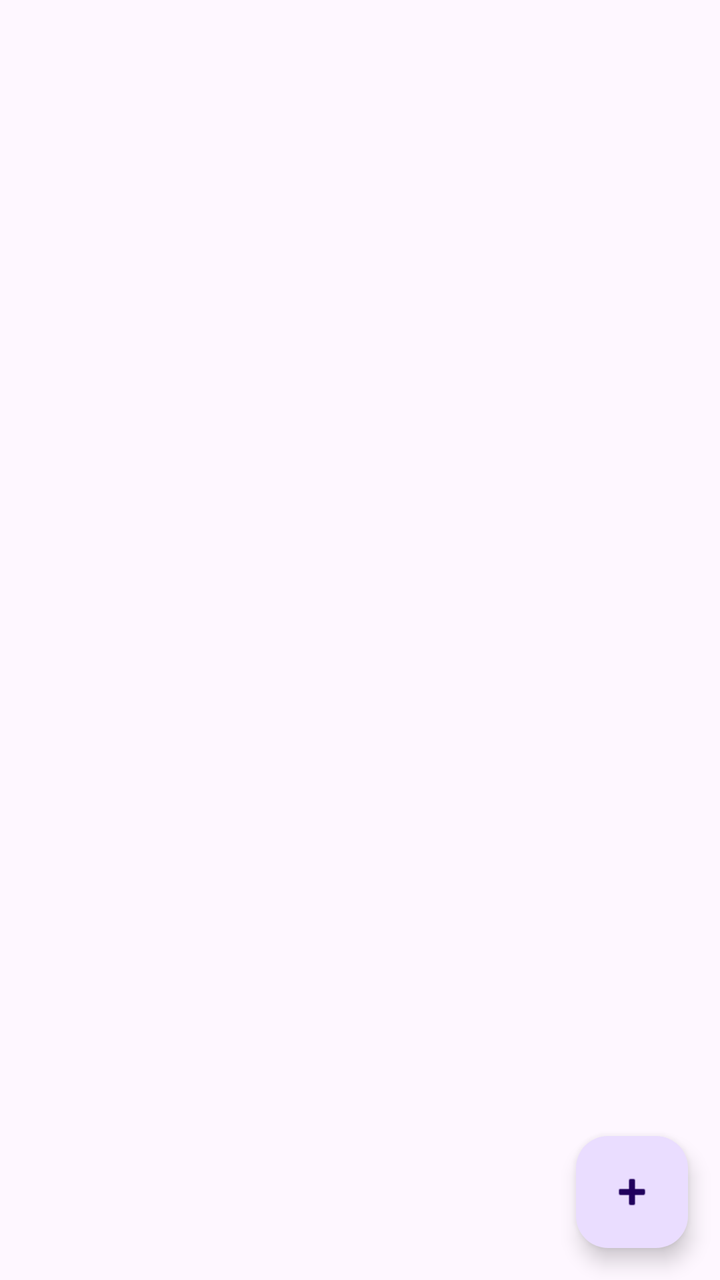
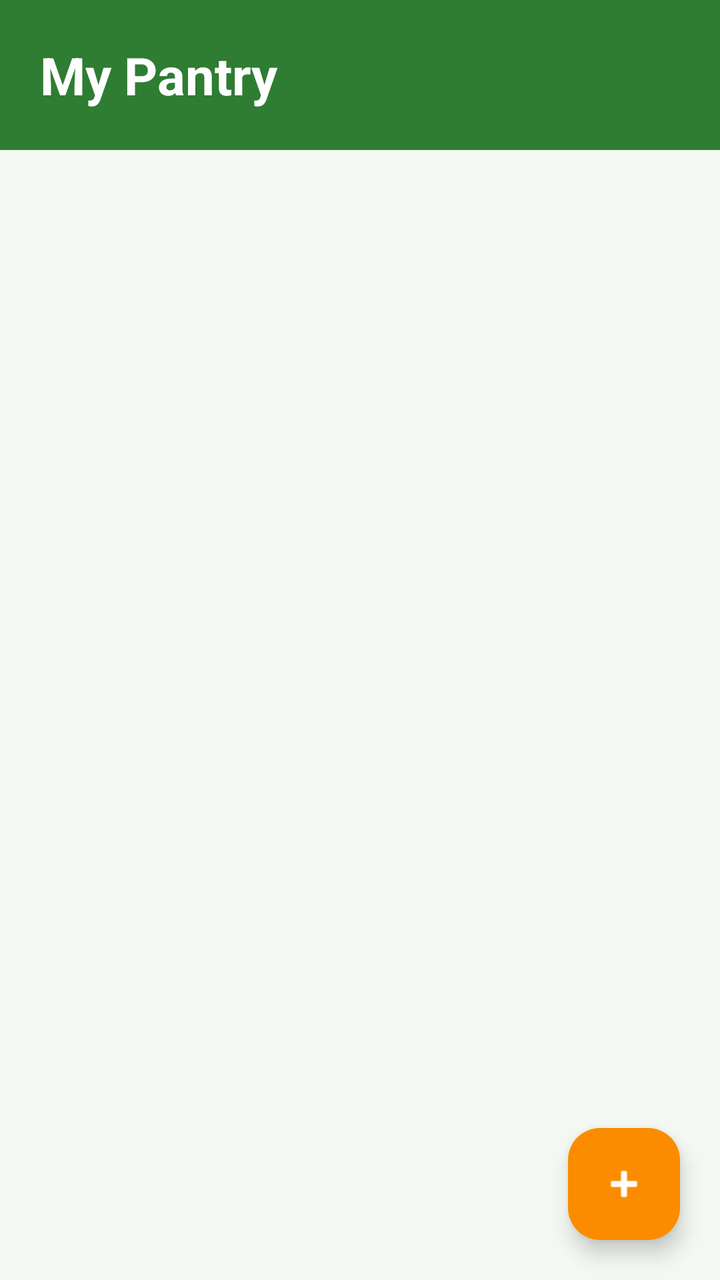

Two renders of the same Android screen: before a commit and after it. Below are the layout's source before the change and the commit's diff.
<!-- AndroidManifest.xml: application theme Theme.SmartPantryManager -->
<!-- res/layout/fragment_pantry.xml -->
<?xml version="1.0" encoding="utf-8"?>
<FrameLayout xmlns:android="http://schemas.android.com/apk/res/android"
    xmlns:app="http://schemas.android.com/apk/res-auto"
    android:layout_width="match_parent"
    android:layout_height="match_parent">

    
    <androidx.recyclerview.widget.RecyclerView
        android:id="@+id/recycler_pantry"
        android:layout_width="match_parent"
        android:layout_height="match_parent"
        android:clipToPadding="false"
        android:paddingBottom="88dp"
        android:paddingTop="8dp" />

    
    <TextView
        android:id="@+id/text_empty"
        android:layout_width="match_parent"
        android:layout_height="wrap_content"
        android:layout_gravity="center"
        android:gravity="center"
        android:padding="32dp"
        android:text="@string/empty_pantry"
        android:textSize="16sp"
        android:visibility="gone" />

    
    <com.google.android.material.floatingactionbutton.FloatingActionButton
        android:id="@+id/fab_add"
        android:layout_width="wrap_content"
        android:layout_height="wrap_content"
        android:layout_gravity="bottom|end"
        android:layout_margin="16dp"
        android:contentDescription="@string/add_ingredient"
        android:src="@android:drawable/ic_input_add" />
</FrameLayout>
<!-- resources referenced by this layout -->
<resources>
  <string name="add_ingredient">Add ingredient</string>
  <string name="empty_pantry">Your pantry is empty. Tap + to add your first ingredient.</string>
  <style name="Theme.SmartPantryManager" parent="Base.Theme.SmartPantryManager" />
  <style name="Base.Theme.SmartPantryManager" parent="Theme.Material3.DayNight.NoActionBar">
          
          
      </style>
</resources>

<!-- the commit's change to res/layout/fragment_pantry.xml (unified diff, before → after) -->
@@ -1,37 +1,61 @@
 <?xml version="1.0" encoding="utf-8"?>
-<FrameLayout xmlns:android="http://schemas.android.com/apk/res/android"
+<LinearLayout xmlns:android="http://schemas.android.com/apk/res/android"
     xmlns:app="http://schemas.android.com/apk/res-auto"
     android:layout_width="match_parent"
-    android:layout_height="match_parent">
-
-    
-    <androidx.recyclerview.widget.RecyclerView
-        android:id="@+id/recycler_pantry"
-        android:layout_width="match_parent"
-        android:layout_height="match_parent"
-        android:clipToPadding="false"
-        android:paddingBottom="88dp"
-        android:paddingTop="8dp" />
+    android:layout_height="match_parent"
+    android:orientation="vertical">
 
     
     <TextView
-        android:id="@+id/text_empty"
+        android:id="@+id/header"
         android:layout_width="match_parent"
         android:layout_height="wrap_content"
-        android:layout_gravity="center"
-        android:gravity="center"
-        android:padding="32dp"
-        android:text="@string/empty_pantry"
-        android:textSize="16sp"
-        android:visibility="gone" />
+        android:background="@color/green_primary"
+        android:paddingHorizontal="20dp"
+        android:paddingTop="20dp"
+        android:paddingBottom="20dp"
+        android:text="@string/title_pantry"
+        android:textColor="@color/white"
+        android:textSize="26sp"
+        android:textStyle="bold" />
 
-    
-    <com.google.android.material.floatingactionbutton.FloatingActionButton
-        android:id="@+id/fab_add"
-        android:layout_width="wrap_content"
-        android:layout_height="wrap_content"
-        android:layout_gravity="bottom|end"
-        android:layout_margin="16dp"
-        android:contentDescription="@string/add_ingredient"
-        android:src="@android:drawable/ic_input_add" />
-</FrameLayout>
+    <FrameLayout
+        android:layout_width="match_parent"
+        android:layout_height="0dp"
+        android:layout_weight="1">
+
+        
+        <androidx.recyclerview.widget.RecyclerView
+            android:id="@+id/recycler_pantry"
+            android:layout_width="match_parent"
+            android:layout_height="match_parent"
+            android:clipToPadding="false"
+            android:paddingTop="10dp"
+            android:paddingBottom="96dp" />
+
+        
+        <TextView
+            android:id="@+id/text_empty"
+            android:layout_width="match_parent"
+            android:layout_height="wrap_content"
+            android:layout_gravity="center"
+            android:gravity="center"
+            android:padding="32dp"
+            android:text="@string/empty_pantry"
+            android:textColor="@color/text_grey"
+            android:textSize="16sp"
+            android:visibility="gone" />
+
+        
+        <com.google.android.material.floatingactionbutton.FloatingActionButton
+            android:id="@+id/fab_add"
+            android:layout_width="wrap_content"
+            android:layout_height="wrap_content"
+            android:layout_gravity="bottom|end"
+            android:layout_margin="20dp"
+            android:contentDescription="@string/add_ingredient"
+            android:src="@android:drawable/ic_input_add"
+            app:backgroundTint="@color/orange_accent"
+            app:tint="@color/white" />
+    </FrameLayout>
+</LinearLayout>
<!-- resource entries referenced after the edit -->
@@ -1,11 +1,26 @@
 <!-- resources referenced by this layout -->
 <resources>
+  <color name="green_primary">#2E7D32</color>
+  <color name="orange_accent">#FB8C00</color>
+  <color name="text_grey">#6B776B</color>
+  <color name="white">#FFFFFFFF</color>
   <string name="add_ingredient">Add ingredient</string>
   <string name="empty_pantry">Your pantry is empty. Tap + to add your first ingredient.</string>
-  <style name="Theme.SmartPantryManager" parent="Base.Theme.SmartPantryManager" />
-  <style name="Base.Theme.SmartPantryManager" parent="Theme.Material3.DayNight.NoActionBar">
-          
-          
+  <string name="title_pantry">My Pantry</string>
+  <style name="Theme.SmartPantryManager" parent="Theme.Material3.Light.NoActionBar">
+          <item name="colorPrimary">@color/green_primary</item>
+          <item name="colorOnPrimary">@color/white</item>
+          <item name="colorPrimaryContainer">@color/green_light</item>
+          <item name="colorOnPrimaryContainer">@color/green_dark</item>
+          <item name="colorSecondary">@color/orange_accent</item>
+          <item name="android:colorBackground">@color/screen_bg</item>
+          <item name="colorSurface">@color/white</item>
+          <item name="android:textColorPrimary">@color/text_dark</item>
+          <item name="android:statusBarColor">@color/green_dark</item>
       </style>
+  <color name="green_light">#C8E6C9</color>
+  <color name="green_dark">#1B5E20</color>
+  <color name="screen_bg">#F4F8F2</color>
+  <color name="text_dark">#1F2A1F</color>
 </resources>
 
